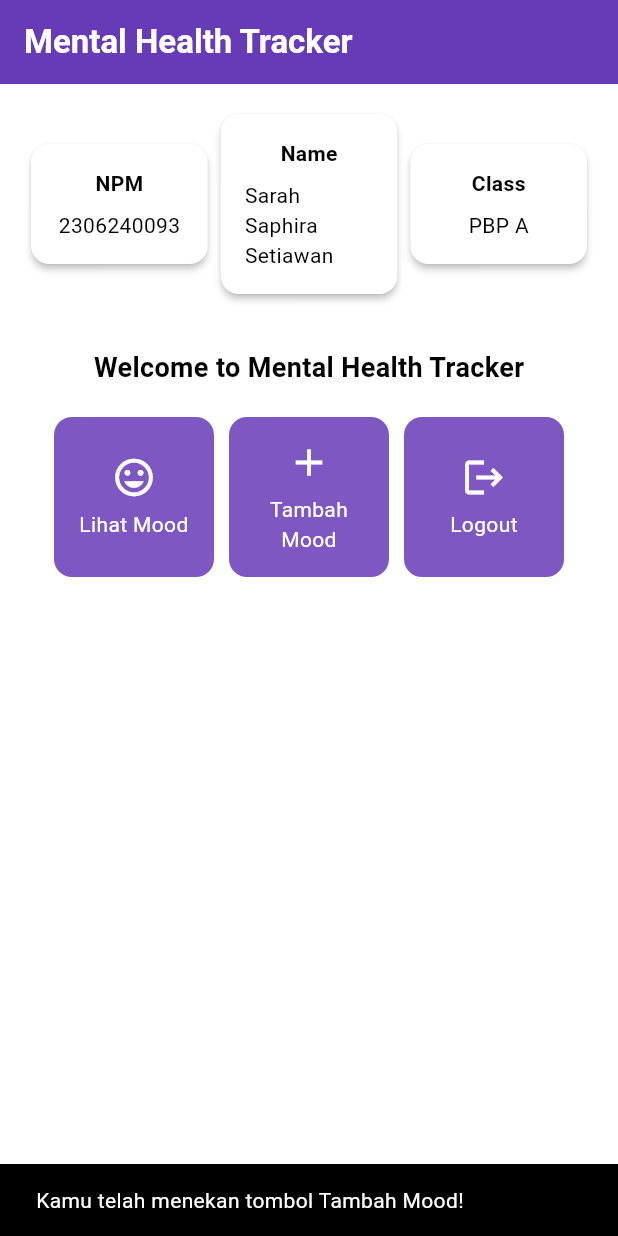
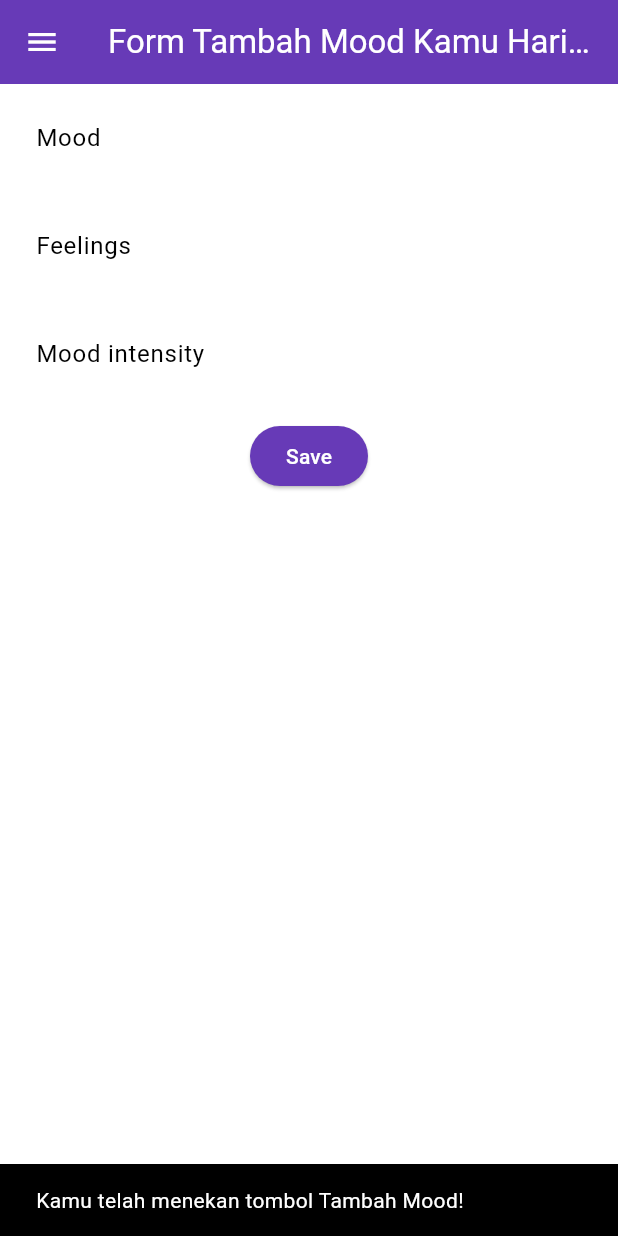
Before and after one commit to sarahsaphira/mental-health-tracker-mobile, a Flutter app: the screen it shows after launch, after a tap on "Tambah Mood", on a phone screen of 412 x 824 dp. Run offline on Flutter 3.47's test engine with Material 3 defaults, Android fonts, the phone set to English and light mode, and no system bars.

Commit message:
tutorial 7 selesai

```diff
--- a/lib/main.dart
+++ b/lib/main.dart
@@ -1,5 +1,5 @@
 import 'package:flutter/material.dart';
-import 'package:mental_health_tracker/menu.dart';
+import 'package:mental_health_tracker/screens/menu.dart';
 
 void main() {
   runApp(const MyApp());
--- a/lib/menu.dart
+++ b/lib/screens/menu.dart
@@ -1,4 +1,6 @@
 import 'package:flutter/material.dart';
+import 'package:mental_health_tracker/widgets/left_drawer.dart';
+import 'package:mental_health_tracker/widgets/mood_card.dart';
 
 class MyHomePage extends StatelessWidget {
   MyHomePage({super.key});
@@ -28,8 +30,10 @@ class MyHomePage extends StatelessWidget {
         ),
         // Warna latar belakang AppBar diambil dari skema warna tema aplikasi.
         backgroundColor: Theme.of(context).colorScheme.primary,
+        iconTheme: const IconThemeData(color: Colors.white),
       ),
       // Body halaman dengan padding di sekelilingnya.
+      drawer: const LeftDrawer(),
       body: Padding(
         padding: const EdgeInsets.all(16.0),
         // Menyusun widget secara vertikal dalam sebuah kolom.
@@ -124,65 +128,3 @@ class InfoCard extends StatelessWidget {
     );
   }
 }
-
-
-class ItemHomepage {
-    final String name;
-    final IconData icon;
-
-    ItemHomepage(this.name, this.icon);
-}
-
-class ItemCard extends StatelessWidget {
-  // Menampilkan kartu dengan ikon dan nama.
-
-  final ItemHomepage item;
-
-  const ItemCard(this.item, {super.key});
-
-  @override
-  Widget build(BuildContext context) {
-    return Material(
-      // Menentukan warna latar belakang dari tema aplikasi.
-      color: Theme.of(context).colorScheme.secondary,
-      // Membuat sudut kartu melengkung.
-      borderRadius: BorderRadius.circular(12),
-
-      child: InkWell(
-        // Aksi ketika kartu ditekan.
-        onTap: () {
-          // Menampilkan pesan SnackBar saat kartu ditekan.
-          ScaffoldMessenger.of(context)
-            ..hideCurrentSnackBar()
-            ..showSnackBar(
-              SnackBar(content: Text("Kamu telah menekan tombol ${item.name}!"))
-            );
-        },
-        // Container untuk menyimpan Icon dan Text
-        child: Container(
-          padding: const EdgeInsets.all(8),
-          child: Center(
-            child: Column(
-              // Menyusun ikon dan teks di tengah kartu.
-              mainAxisAlignment: MainAxisAlignment.center,
-              children: [
-                Icon(
-                  item.icon,
-                  color: Colors.white,
-                  size: 30.0,
-                ),
-                const Padding(padding: EdgeInsets.all(3)),
-                Text(
-                  item.name,
-                  textAlign: TextAlign.center,
-                  style: const TextStyle(color: Colors.white),
-                ),
-              ],
-            ),
-          ),
-        ),
-      ),
-    );
-  }
-
-}
--- /dev/null
+++ b/lib/screens/moodentry_form.dart
@@ -0,0 +1,166 @@
+import 'package:flutter/material.dart';
+import 'package:mental_health_tracker/widgets/left_drawer.dart';
+
+class MoodEntryFormPage extends StatefulWidget {
+  const MoodEntryFormPage({super.key});
+
+  @override
+  State<MoodEntryFormPage> createState() => _MoodEntryFormPageState();
+}
+
+class _MoodEntryFormPageState extends State<MoodEntryFormPage> {
+  final _formKey = GlobalKey<FormState>();
+  String _mood = "";
+  String _feelings = "";
+  int _moodIntensity = 0;
+
+  @override
+  Widget build(BuildContext context) {
+    return Scaffold(
+      appBar: AppBar(
+        title: const Center(
+          child: Text(
+            'Form Tambah Mood Kamu Hari ini',
+          ),
+        ),
+        backgroundColor: Theme.of(context).colorScheme.primary,
+        foregroundColor: Colors.white,
+      ),
+      drawer: const LeftDrawer(),
+      body: Form(
+        key: _formKey,
+        child: SingleChildScrollView(
+          child: Column(
+            crossAxisAlignment: CrossAxisAlignment.start,
+            children: [
+              Padding(
+                padding: const EdgeInsets.all(8.0),
+                child: TextFormField(
+                  decoration: InputDecoration(
+                    hintText: "Mood",
+                    labelText: "Mood",
+                    border: OutlineInputBorder(
+                      borderRadius: BorderRadius.circular(5.0),
+                    ),
+                  ),
+                  onChanged: (String? value) {
+                    setState(() {
+                      _mood = value!;
+                    });
+                  },
+                  validator: (String? value) {
+                    if (value == null || value.isEmpty) {
+                      return "Mood tidak boleh kosong!";
+                    }
+                    return null;
+                  },
+                ),
+              ),
+              Padding(
+                padding: const EdgeInsets.all(8.0),
+                child: TextFormField(
+                  decoration: InputDecoration(
+                    hintText: "Feelings",
+                    labelText: "Feelings",
+                    border: OutlineInputBorder(
+                      borderRadius: BorderRadius.circular(5.0),
+                    ),
+                  ),
+                  onChanged: (String? value) {
+                    setState(() {
+                      _feelings = value!;
+                    });
+                  },
+                  validator: (String? value) {
+                    if (value == null || value.isEmpty) {
+                      return "Feelings tidak boleh kosong!";
+                    }
+                    return null;
+                  },
+                ),
+              ),
+              Padding(
+                padding: const EdgeInsets.all(8.0),
+                child: TextFormField(
+                  decoration: InputDecoration(
+                    hintText: "Mood intensity",
+                    labelText: "Mood intensity",
+                    border: OutlineInputBorder(
+                      borderRadius: BorderRadius.circular(5.0),
+                    ),
+                  ),
+                  onChanged: (String? value) {
+                    setState(() {
+                      _moodIntensity = int.tryParse(value!) ?? 0;
+                    });
+                  },
+                  validator: (String? value) {
+                    if (value == null || value.isEmpty) {
+                      return "Mood intensity tidak boleh kosong!";
+                    }
+                    if (int.tryParse(value) == null) {
+                      return "Mood intensity harus berupa angka!";
+                    }
+                    return null;
+                  },
+                ),
+              ),
+              Align(
+                alignment: Alignment.bottomCenter,
+                child: Padding(
+                  padding: const EdgeInsets.all(8.0),
+                  child: ElevatedButton(
+                    style: ButtonStyle(
+                      backgroundColor: WidgetStateProperty.all(
+                          Theme.of(context).colorScheme.primary),
+                    ),
+                    onPressed: () {
+                      if (_formKey.currentState!.validate()) {
+                        showDialog(
+                          context: context,
+                          builder: (context) {
+                            return AlertDialog(
+                              title: const Text('Mood berhasil tersimpan'),
+                              content: SingleChildScrollView(
+                                child: Column(
+                                  crossAxisAlignment: CrossAxisAlignment.start,
+                                  children: [
+                                    Text('Mood: $_mood'),
+                                    Text('Feelings: $_feelings'),
+                                    Text('Mood Intensity: $_moodIntensity'),
+                                  ],
+                                ),
+                              ),
+                              actions: [
+                                TextButton(
+                                  child: const Text('OK'),
+                                  onPressed: () {
+                                    Navigator.pop(context);
+                                    _formKey.currentState!.reset();
+                                    // setState(() {
+                                    //   _mood = "";
+                                    //   _feelings = "";
+                                    //   _moodIntensity = 0;
+                                    // });
+                                  },
+                                ),
+                              ],
+                            );
+                          },
+                        );
+                      }
+                    },
+                    child: const Text(
+                      "Save",
+                      style: TextStyle(color: Colors.white),
+                    ),
+                  ),
+                ),
+              ),
+            ],
+          ),
+        ),
+      ),
+    );
+  }
+}
--- /dev/null
+++ b/lib/widgets/left_drawer.dart
@@ -0,0 +1,69 @@
+import 'package:flutter/material.dart';
+import 'package:mental_health_tracker/screens/menu.dart';
+import 'package:mental_health_tracker/screens/moodentry_form.dart';
+
+class LeftDrawer extends StatelessWidget {
+  const LeftDrawer({super.key});
+
+  @override
+  Widget build(BuildContext context) {
+    return Drawer(
+      child: ListView(
+        children: [
+          DrawerHeader(
+            decoration: BoxDecoration(
+              color: Theme.of(context).colorScheme.primary,
+            ),
+            child: const Column(
+              children: [
+                Text(
+                  'Mental Health Tracker',
+                  textAlign: TextAlign.center,
+                  style: TextStyle(
+                    fontSize: 24,
+                    fontWeight: FontWeight.bold,
+                    color: Colors.white,
+                  ),
+                ),
+                Padding(padding: EdgeInsets.all(8)),
+                Text(
+                  "Ayo jaga kesehatan mentalmu setiap hari disini!",
+                  textAlign: TextAlign.center,
+                  style: TextStyle(
+                    fontSize: 15,
+                    color: Colors.white,
+                    fontWeight: FontWeight.normal,
+                  ),
+                ),
+              ],
+            ),
+          ),
+            ListTile(
+              leading: const Icon(Icons.home_outlined),
+              title: const Text('Halaman Utama'),
+              // Bagian redirection ke MyHomePage
+              onTap: () {
+                Navigator.pushReplacement(
+                    context,
+                    MaterialPageRoute(
+                      builder: (context) => MyHomePage(),
+                    ));
+              },
+            ),
+            ListTile(
+              leading: const Icon(Icons.mood),
+              title: const Text('Tambah Mood'),
+              // Bagian redirection ke MoodEntryFormPage
+              onTap: () {
+                Navigator.pushReplacement(
+                  context,
+                  MaterialPageRoute(
+                    builder: (context) => const MoodEntryFormPage(),
+                  ));
+              },
+            ),
+        ],
+      ),
+    );
+  }
+}
--- /dev/null
+++ b/lib/widgets/mood_card.dart
@@ -0,0 +1,68 @@
+import 'package:mental_health_tracker/screens/moodentry_form.dart';
+import 'package:flutter/material.dart';
+
+class ItemHomepage {
+    final String name;
+    final IconData icon;
+
+    ItemHomepage(this.name, this.icon);
+}
+
+class ItemCard extends StatelessWidget {
+  // Menampilkan kartu dengan ikon dan nama.
+
+  final ItemHomepage item;
+
+  const ItemCard(this.item, {super.key});
+
+  @override
+  Widget build(BuildContext context) {
+    return Material(
+      // Menentukan warna latar belakang dari tema aplikasi.
+      color: Theme.of(context).colorScheme.secondary,
+      // Membuat sudut kartu melengkung.
+      borderRadius: BorderRadius.circular(12),
+
+      child: InkWell(
+        // Aksi ketika kartu ditekan.
+        onTap: () {
+          // Menampilkan pesan SnackBar saat kartu ditekan.
+          ScaffoldMessenger.of(context)
+            ..hideCurrentSnackBar()
+            ..showSnackBar(
+              SnackBar(content: Text("Kamu telah menekan tombol ${item.name}!"))
+            );
+          if (item.name == "Tambah Mood") {
+            Navigator.push(
+              context,
+              MaterialPageRoute(builder: (context) => const MoodEntryFormPage()),
+            );
+          }
+        },
+        // Container untuk menyimpan Icon dan Text
+        child: Container(
+          padding: const EdgeInsets.all(8),
+          child: Center(
+            child: Column(
+              // Menyusun ikon dan teks di tengah kartu.
+              mainAxisAlignment: MainAxisAlignment.center,
+              children: [
+                Icon(
+                  item.icon,
+                  color: Colors.white,
+                  size: 30.0,
+                ),
+                const Padding(padding: EdgeInsets.all(3)),
+                Text(
+                  item.name,
+                  textAlign: TextAlign.center,
+                  style: const TextStyle(color: Colors.white),
+                ),
+              ],
+            ),
+          ),
+        ),
+      ),
+    );
+  }
+}
```
